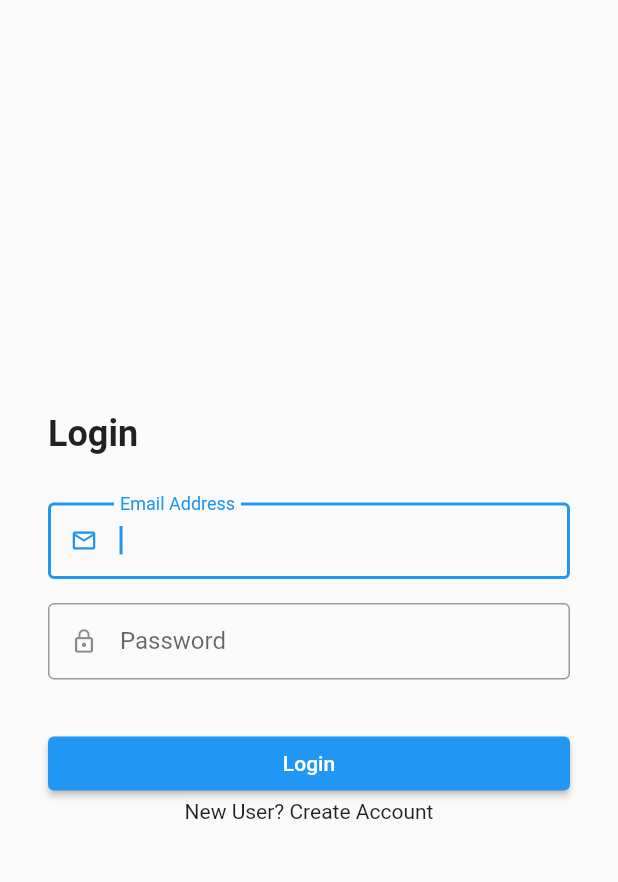
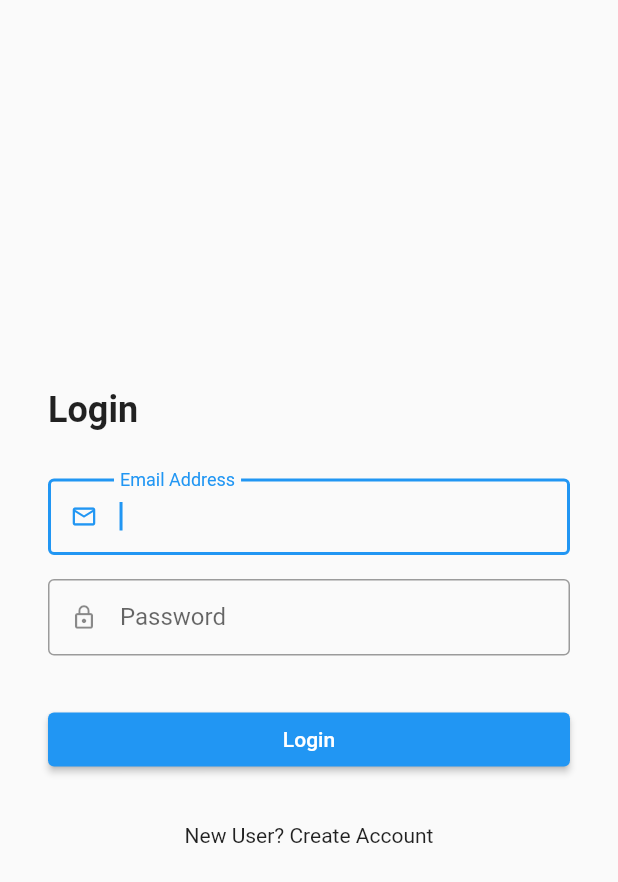
Before and after one commit to PG19CS06/Student-Portal-Android-App, a Flutter app: the LoginPage screen opened by its route, on a phone screen of 412 x 824 dp. Shown: the top 882 px of the screen. Run offline on Flutter 3.47's test engine with Material 2 defaults, Android fonts, the phone set to English and light mode, and no system bars; network calls fail.

```diff
--- a/lib/pages/login/login.dart
+++ b/lib/pages/login/login.dart
@@ -1,5 +1,6 @@
 import 'package:flutter/material.dart';
 import 'package:student_portal_app/app_constants.dart';
+import 'package:student_portal_app/routing/route_constants.dart';
 import 'package:student_portal_app/strings.dart';
 
 class LoginPage extends StatefulWidget {
@@ -67,12 +68,17 @@ class _LoginPageState extends State<LoginPage> {
                       border: OutlineInputBorder()),
                 ),
                 spacer32,
-                ElevatedButton(onPressed: () {}, child: const Text(sLogin)),
+                ElevatedButton(
+                    onPressed: () {
+                      Navigator.of(context).pushNamed(routeDashboard);
+                    },
+                    child: const Text(sLogin)),
+                spacer32,
                 Center(
                     child: InkWell(
                   child: Text("New User? Create Account"),
                   onTap: () {
-                    // Navigator.of(context).pushNamed(routeRegister);
+                    Navigator.of(context).pushNamed(routeRegister);
                   },
                 )),
               ],
--- a/lib/routing/router.dart
+++ b/lib/routing/router.dart
@@ -5,6 +5,7 @@ import 'package:flutter/cupertino.dart';
 import 'package:flutter/material.dart';
 import 'package:student_portal_app/pages/login/login.dart';
 import 'package:student_portal_app/pages/notification/notification_details/notification_details.dart';
+import 'package:student_portal_app/pages/register/register.dart';
 import 'package:student_portal_app/routing/route_constants.dart';
 
 import '../pages/dashboard/dashboard.dart';
@@ -18,6 +19,8 @@ Route<dynamic> generateRoute(RouteSettings settings) {
       return generatePlatformRoute(SplashPage());
     case routeLogin:
       return generatePlatformRoute(LoginPage());
+    case routeRegister:
+      return generatePlatformRoute(RegisterPage());
     case routeDashboard:
       return generatePlatformRoute(DashboardPage());
     case routeNotification:
```
Also changed, not shown: lib/pages/dashboard/dashboard.dart (+7 -2 lines), lib/splash_screen.dart (+12 -0 lines).
